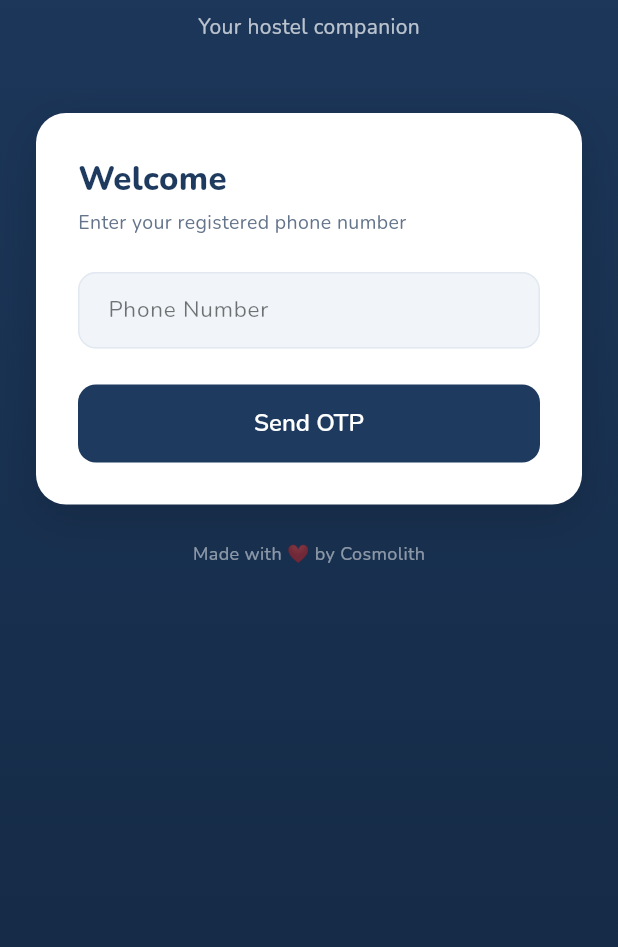
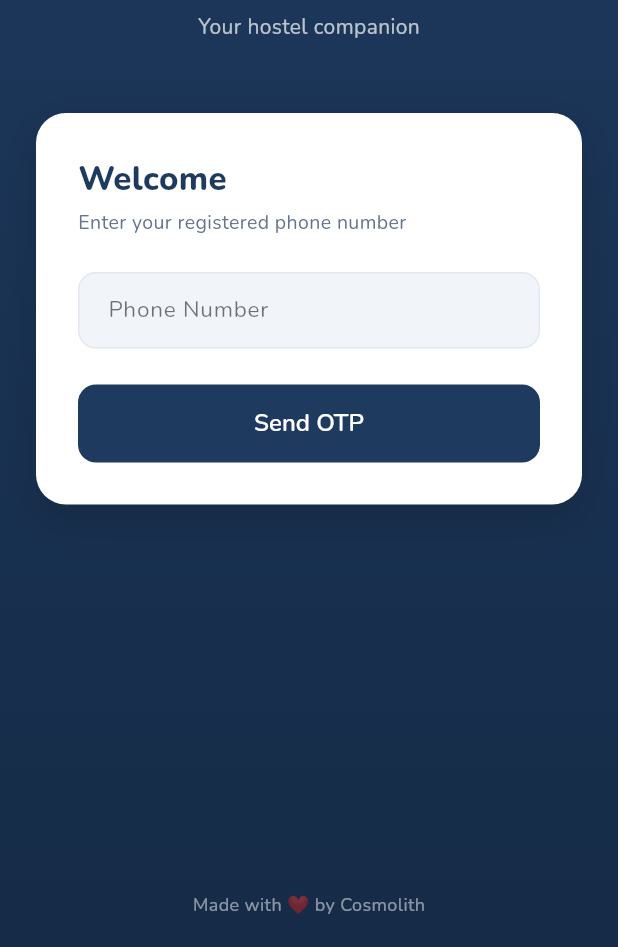
Before and after one commit to abhishekkumarrms/DormConnect, a Flutter app: the screen it shows after launch, on a phone screen of 412 x 824 dp, the part 289-1236 px from its top. Run offline on Flutter 3.47's test engine with Material 3 defaults, Android fonts, the phone set to English and light mode, and no system bars; our stand-ins replace audioplayers, cached_network_image, connectivity_plus, dio, firebase_core, firebase_messaging and 10 more; accounts and stored records are empty.

Commit message:
fix(auth): pin branding to screen bottom on all auth screens
Phone/OTP: replaced ConstrainedBox hack with Expanded+SingleChildScrollView,
branding lives outside scroll area — always visible at bottom of screen.
Enrollment: branding moved out of PageView steps, pinned below PageView.
Pending: branding already at bottom via Spacer, no change needed.

Co-Authored-By: Claude Sonnet 4.6 <noreply@anthropic.com>

```diff
--- a/mobile/student_app/lib/features/auth/screens/phone_input_screen.dart
+++ b/mobile/student_app/lib/features/auth/screens/phone_input_screen.dart
@@ -47,15 +47,11 @@ class _PhoneInputScreenState extends ConsumerState<PhoneInputScreen> {
           ),
         ),
         child: SafeArea(
+          child: Column(
+            children: [
+              Expanded(
                 child: SingleChildScrollView(
-            padding: const EdgeInsets.all(24),
-            child: ConstrainedBox(
-              constraints: BoxConstraints(
-                minHeight: MediaQuery.of(context).size.height -
-                    MediaQuery.of(context).padding.top -
-                    MediaQuery.of(context).padding.bottom -
-                    48,
-              ),
+                  padding: const EdgeInsets.fromLTRB(24, 24, 24, 0),
                   child: Column(
                     children: [
                       const SizedBox(height: 48),
@@ -70,7 +66,8 @@ class _PhoneInputScreenState extends ConsumerState<PhoneInputScreen> {
                       const SizedBox(height: 8),
                       Text('Your hostel companion',
                           style: TextStyle(
-                        color: Colors.white.withOpacity(0.7), fontSize: 14)),
+                              color: Colors.white.withOpacity(0.7),
+                              fontSize: 14)),
                       const SizedBox(height: 48),
                       Container(
                         padding: const EdgeInsets.all(28),
@@ -97,7 +94,8 @@ class _PhoneInputScreenState extends ConsumerState<PhoneInputScreen> {
                               const SizedBox(height: 4),
                               const Text('Enter your registered phone number',
                                   style: TextStyle(
-                                color: AppColors.textSecondary, fontSize: 13)),
+                                      color: AppColors.textSecondary,
+                                      fontSize: 13)),
                               const SizedBox(height: 24),
                               TextFormField(
                                 controller: _phoneCtrl,
@@ -109,7 +107,8 @@ class _PhoneInputScreenState extends ConsumerState<PhoneInputScreen> {
                                 ],
                                 decoration: InputDecoration(
                                   labelText: 'Phone Number',
-                            labelStyle: const TextStyle(color: Colors.black54),
+                                  labelStyle:
+                                      const TextStyle(color: Colors.black54),
                                   prefixText: '+91 ',
                                   prefixStyle: const TextStyle(
                                       color: AppColors.primary,
@@ -135,14 +134,16 @@ class _PhoneInputScreenState extends ConsumerState<PhoneInputScreen> {
                                     backgroundColor: AppColors.primary,
                                     minimumSize: const Size.fromHeight(52),
                                     shape: RoundedRectangleBorder(
-                                  borderRadius: BorderRadius.circular(12)),
+                                        borderRadius:
+                                            BorderRadius.circular(12)),
                                   ),
                                   child: auth.isLoading
                                       ? const SizedBox(
                                           width: 20,
                                           height: 20,
                                           child: CircularProgressIndicator(
-                                        color: Colors.white, strokeWidth: 2))
+                                              color: Colors.white,
+                                              strokeWidth: 2))
                                       : const Text('Send OTP',
                                           style: TextStyle(
                                               fontSize: 16,
@@ -154,16 +155,19 @@ class _PhoneInputScreenState extends ConsumerState<PhoneInputScreen> {
                         ),
                       ),
                       const SizedBox(height: 24),
-                Text(
-                  'Made with ❤️ by Cosmolith',
-                  style: TextStyle(
-                      color: Colors.white.withOpacity(0.5),
-                      fontSize: 12),
-                ),
-                const SizedBox(height: 12),
                     ],
                   ),
                 ),
+              ),
+              Padding(
+                padding: const EdgeInsets.only(bottom: 20),
+                child: Text(
+                  'Made with ❤️ by Cosmolith',
+                  style: TextStyle(
+                      color: Colors.white.withOpacity(0.5), fontSize: 12),
+                ),
+              ),
+            ],
           ),
         ),
       ),
```
Also changed, not shown: mobile/student_app/lib/features/auth/screens/enrollment_screen.dart (+7 -14 lines), mobile/student_app/lib/features/auth/screens/otp_verify_screen.dart (+32 -33 lines). Lines whose indentation alone changed are shown as unchanged.
